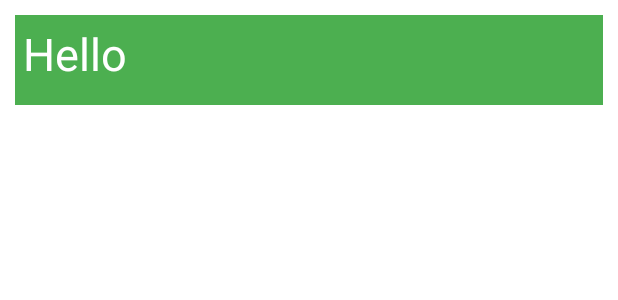
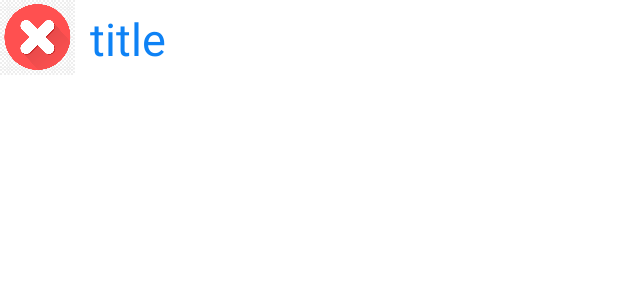
Before and after one commit to Kobicohenn1/Vet-Pet-Project, an Android app: the layout custom_post.xml on its own in the app's theme, with its tools: preview values and no code run, on a phone screen of 412 x 824 dp. Shown: the top 300 px of the screen. Run offline under Robolectric (Android 15) with nearby library versions, the phone set to English and light mode, and no system bars.

Commit message:
changed  - waiting

```diff
--- a/firstAPP/app/src/main/java/com/example/myfirstapp/notFeelingWell.java
+++ b/firstAPP/app/src/main/java/com/example/myfirstapp/notFeelingWell.java
@@ -25,6 +25,7 @@ public class notFeelingWell extends AppCompatActivity implements View.OnClickLis
 
     EditText etTitle, etBody;
     Button btnSave;
+    Boolean isDone;
 
     FirebaseDatabase firebaseDatabase;
     DatabaseReference postRef;
@@ -50,7 +51,7 @@ public class notFeelingWell extends AppCompatActivity implements View.OnClickLis
     public void onClick(View v) {
         if (btnSave == v) {
             String uid=FirebaseAuth.getInstance().getCurrentUser().getUid().toString();
-            Post p=new Post(uid,etTitle.getText().toString(),etBody.getText().toString(),"");
+            Post p=new Post(uid,etTitle.getText().toString(),etBody.getText().toString(),"",isDone);
             postRef=firebaseDatabase.getReference("Post").push();
             p.key=postRef.getKey();
             postRef.setValue(p);
--- a/firstAPP/app/src/main/res/layout/custom_post.xml
+++ b/firstAPP/app/src/main/res/layout/custom_post.xml
@@ -1,17 +1,34 @@
-<?xml version="1.0" encoding="utf-8"?>
 <LinearLayout xmlns:android="http://schemas.android.com/apk/res/android"
-    android:layout_width="match_parent"
-    android:layout_height="match_parent">
+android:orientation="horizontal"
+android:layout_width="match_parent"
+android:layout_height="match_parent"
+    >
+
+
+<ImageView
+    android:layout_width="50dp"
+    android:layout_height="50dp"
+    android:id="@+id/ivMission"
+    android:background="@drawable/x"
+    />
+<LinearLayout
+    android:layout_width="wrap_content"
+    android:layout_height="wrap_content"
+    android:orientation="vertical"
+    >
  <TextView
-     android:layout_width="match_parent"
-     android:layout_height="60dp"
+     android:layout_width="wrap_content"
+     android:layout_height="wrap_content"
      android:id="@+id/tvTitle"
      android:textSize="30sp"
-     android:text="Hello"
-     android:padding="5dp"
-     android:layout_margin="10dp"
-     android:background="@color/purple_200"
-     android:textColor="#fff"
+     android:text="title"
+     android:layout_marginTop="5dp"
+     android:layout_marginLeft="10dp"
+     android:textColor="#0e82f5"
      />
 
+
 </LinearLayout>
+
+
+</LinearLayout>
```
Also changed, not shown: firstAPP/app/src/main/java/com/example/myfirstapp/AllPostActivity.java (+8 -1 lines), firstAPP/app/src/main/java/com/example/myfirstapp/AllPostAdapter.java (+11 -0 lines), firstAPP/app/src/main/java/com/example/myfirstapp/EditPostActivity.java (+17 -7 lines), firstAPP/app/src/main/java/com/example/myfirstapp/Post.java (+15 -1 lines), firstAPP/app/src/main/res/drawable/v.png (added), firstAPP/app/src/main/res/drawable/x.png (added).
